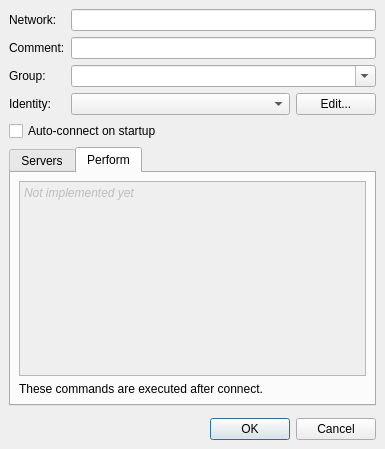
Old version of the form gui/ui/networkeditdlg.ui in the repository quassel/quassel.
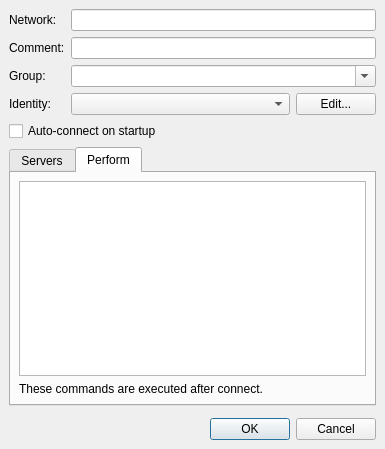
New version of the form. The open tabs and pages were chosen to show the change.

Patch:
```diff
--- a/gui/ui/networkeditdlg.ui
+++ b/gui/ui/networkeditdlg.ui
@@ -215,13 +215,10 @@
          <item>
           <widget class="QTextEdit" name="performEdit" >
            <property name="enabled" >
-            <bool>false</bool>
+            <bool>true</bool>
            </property>
-           <property name="html" >
-            <string>&lt;html>&lt;head>&lt;meta name="qrichtext" content="1" />&lt;style type="text/css">
-p, li { white-space: pre-wrap; }
-&lt;/style>&lt;/head>&lt;body style=" font-family:'Sans Serif'; font-size:9pt; font-weight:400; font-style:normal; text-decoration:none;">
-&lt;p style=" margin-top:0px; margin-bottom:0px; margin-left:0px; margin-right:0px; -qt-block-indent:0; text-indent:0px;">&lt;span style=" font-style:italic;">Not implemented yet&lt;/span>&lt;/p>&lt;/body>&lt;/html></string>
+           <property name="lineWrapMode" >
+            <enum>QTextEdit::NoWrap</enum>
            </property>
           </widget>
          </item>
```
Left out of the diff: 2 changed lines with no effect on the pictures.
